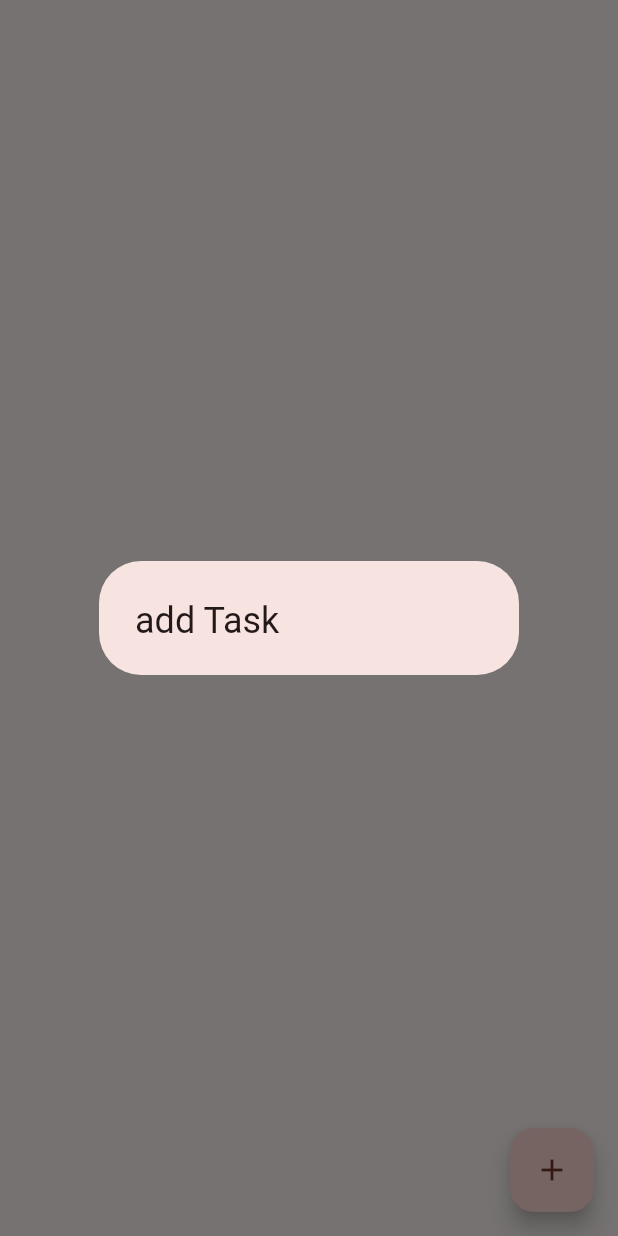
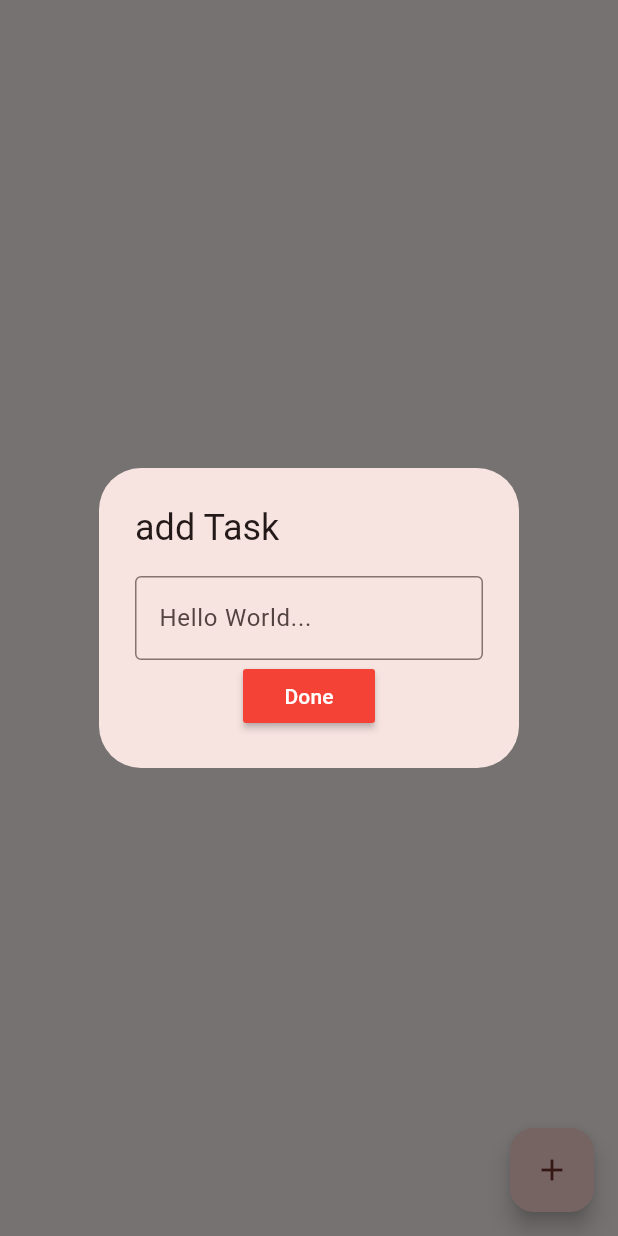
Before and after one commit to NtimaneKamohelo/Flutter_SQLite, a Flutter app: the screen it shows after launch, after a tap on the "add" icon, on a phone screen of 412 x 824 dp. Run offline on Flutter 3.47's test engine with Material 3 defaults, Android fonts, the phone set to English and light mode, and no system bars; our stand-ins replace sqflite; accounts and stored records are empty.

```diff
--- a/lib/Screens/home_page.dart
+++ b/lib/Screens/home_page.dart
@@ -10,6 +10,8 @@ class HomePage extends StatefulWidget {
 
 class _HomePageState extends State<HomePage> {
   final DatabaseService _databaseService = DatabaseService.instance;
+
+  String? _task = null;
 
   @override
   Widget build(BuildContext context) {
@@ -25,6 +27,38 @@ class _HomePageState extends State<HomePage> {
           context: context,
           builder: (_) => AlertDialog(
             title: const Text("add Task"),
+            content: Column(
+              mainAxisSize: MainAxisSize.min,
+              children: [
+                TextField(
+                  onChanged: (value) {
+                    setState(() {
+                      _task = value;
+                    });
+                  },
+                  decoration: const InputDecoration(
+                    border: OutlineInputBorder(),
+                    hintText: "Hello World...",
+                  ),
+                ),
+                MaterialButton(
+                  color: Colors.red,
+                  onPressed: () {
+                    if (_task == null || _task == "") return;
+                    _databaseService.addTask(_task!);
+                    setState(() {
+
+                    });
+                  },
+                  child: const Text(
+                    "Done",
+                    style: TextStyle(
+                      color: Colors.white,
+                    ),
+                  ),
+                )
+              ],
+            ),
           ),
         );
       },
```
